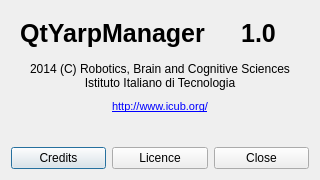
Above: src/yarpmanager-qt/aboutdlg.ui from robotology/yarp before the change. Below: the same form after it.
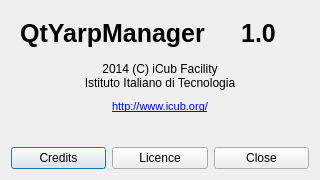
That is the form after the change.

Commit message: [yarpmanager-qt]: replaced copyright RBCS with iCub Facility

```diff
--- a/src/yarpmanager-qt/aboutdlg.ui
+++ b/src/yarpmanager-qt/aboutdlg.ui
@@ -72,7 +72,7 @@
    <item>
     <widget class="QLabel" name="copyright">
      <property name="text">
-      <string>2014 (C) Robotics, Brain and Cognitive Sciences
+      <string>2014 (C) iCub Facility
 Istituto Italiano di Tecnologia</string>
      </property>
      <property name="alignment">
```
The commit also changes 4 other files.
